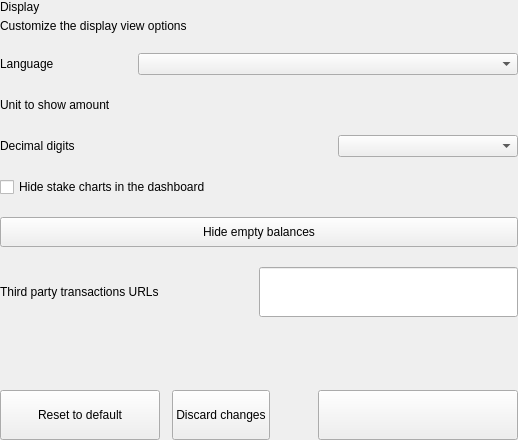
First picture: the form in src/qt/bltg/settings/forms/settingsdisplayoptionswidget.ui, repository minerric/BLTG, before the edit.
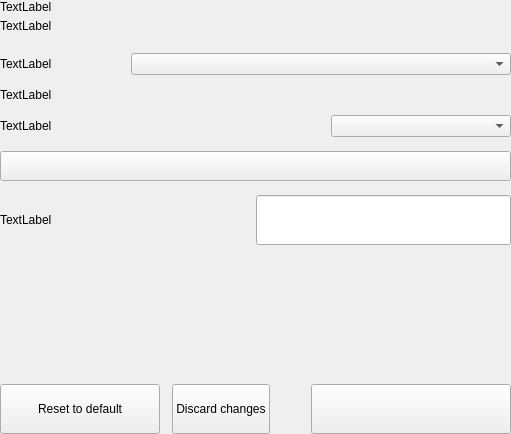
Second picture: the form after the edit. Custom widgets are drawn as their Qt base class.

Patch:
```diff
--- a/src/qt/bltg/settings/forms/settingsdisplayoptionswidget.ui
+++ b/src/qt/bltg/settings/forms/settingsdisplayoptionswidget.ui
@@ -6,8 +6,8 @@
    <rect>
     <x>0</x>
     <y>0</y>
-    <width>518</width>
-    <height>440</height>
+    <width>511</width>
+    <height>434</height>
    </rect>
   </property>
   <property name="windowTitle">
@@ -47,7 +47,7 @@
       <item>
        <layout class="QVBoxLayout" name="verticalLayout_2">
         <property name="spacing">
-         <number>20</number>
+         <number>0</number>
         </property>
         <item>
          <layout class="QHBoxLayout" name="horizontalLayout_3">
@@ -62,14 +62,14 @@
             <item>
              <widget class="QLabel" name="labelTitle">
               <property name="text">
-               <string>Display</string>
+               <string>TextLabel</string>
               </property>
              </widget>
             </item>
             <item>
              <widget class="QLabel" name="labelSubtitle1">
               <property name="text">
-               <string>Customize the display view options</string>
+               <string>TextLabel</string>
               </property>
               <property name="wordWrap">
                <bool>true</bool>
@@ -80,12 +80,28 @@
           </item>
          </layout>
         </item>
+        <item>
+         <spacer name="verticalSpacer_2">
+          <property name="orientation">
+           <enum>Qt::Vertical</enum>
+          </property>
+          <property name="sizeType">
+           <enum>QSizePolicy::Fixed</enum>
+          </property>
+          <property name="sizeHint" stdset="0">
+           <size>
+            <width>20</width>
+            <height>20</height>
+           </size>
+          </property>
+         </spacer>
+        </item>
         <item>
          <layout class="QHBoxLayout" name="horizontalLayout_2">
           <item>
            <widget class="QLabel" name="labelTitleLanguage">
             <property name="text">
-             <string>Language</string>
+             <string>TextLabel</string>
             </property>
            </widget>
           </item>
@@ -120,12 +136,28 @@
           </item>
          </layout>
         </item>
+        <item>
+         <spacer name="verticalThreads2">
+          <property name="orientation">
+           <enum>Qt::Vertical</enum>
+          </property>
+          <property name="sizeType">
+           <enum>QSizePolicy::Fixed</enum>
+          </property>
+          <property name="sizeHint" stdset="0">
+           <size>
+            <width>20</width>
+            <height>10</height>
+           </size>
+          </property>
+         </spacer>
+        </item>
         <item>
          <layout class="QHBoxLayout" name="horizontalPercentagezBltg">
           <item>
            <widget class="QLabel" name="labelTitleUnit">
             <property name="text">
-             <string>Unit to show amount</string>
+             <string>TextLabel</string>
             </property>
            </widget>
           </item>
@@ -160,12 +192,28 @@
           </item>
          </layout>
         </item>
+        <item>
+         <spacer name="verticalDenomzBltg">
+          <property name="orientation">
+           <enum>Qt::Vertical</enum>
+          </property>
+          <property name="sizeType">
+           <enum>QSizePolicy::Fixed</enum>
+          </property>
+          <property name="sizeHint" stdset="0">
+           <size>
+            <width>20</width>
+            <height>10</height>
+           </size>
+          </property>
+         </spacer>
+        </item>
         <item>
          <layout class="QHBoxLayout" name="horizontalDenomzBltg">
           <item>
            <widget class="QLabel" name="labelTitleDigits">
             <property name="text">
-             <string>Decimal digits</string>
+             <string>TextLabel</string>
             </property>
            </widget>
           </item>
@@ -201,15 +249,20 @@
          </layout>
         </item>
         <item>
-         <layout class="QHBoxLayout" name="horizontalHideCharts">
-          <item>
-           <widget class="QCheckBox" name="checkBoxHideCharts">
-            <property name="text">
-             <string>Hide stake charts in the dashboard</string>
-            </property>
-           </widget>
-          </item>
-         </layout>
+         <spacer name="verticalSpacer_4">
+          <property name="orientation">
+           <enum>Qt::Vertical</enum>
+          </property>
+          <property name="sizeType">
+           <enum>QSizePolicy::Minimum</enum>
+          </property>
+          <property name="sizeHint" stdset="0">
+           <size>
+            <width>20</width>
+            <height>14</height>
+           </size>
+          </property>
+         </spacer>
         </item>
         <item>
          <widget class="QPushButton" name="pushButtonSwitchBalance">
@@ -223,13 +276,29 @@
            <enum>Qt::NoFocus</enum>
           </property>
           <property name="text">
-           <string>Hide empty balances</string>
+           <string/>
           </property>
           <property name="checkable">
            <bool>true</bool>
           </property>
          </widget>
         </item>
+        <item>
+         <spacer name="verticalSpacer_3">
+          <property name="orientation">
+           <enum>Qt::Vertical</enum>
+          </property>
+          <property name="sizeType">
+           <enum>QSizePolicy::Preferred</enum>
+          </property>
+          <property name="sizeHint" stdset="0">
+           <size>
+            <width>20</width>
+            <height>14</height>
+           </size>
+          </property>
+         </spacer>
+        </item>
         <item>
          <layout class="QHBoxLayout" name="horizontalLayout" stretch="1,1">
           <property name="spacing">
@@ -238,7 +307,7 @@
           <item>
            <widget class="QLabel" name="labelTitleUrl">
             <property name="text">
-             <string>Third party transactions URLs</string>
+             <string>TextLabel</string>
             </property>
            </widget>
           </item>
```
Left out of the diff: 4 changed lines with no effect on the pictures.
